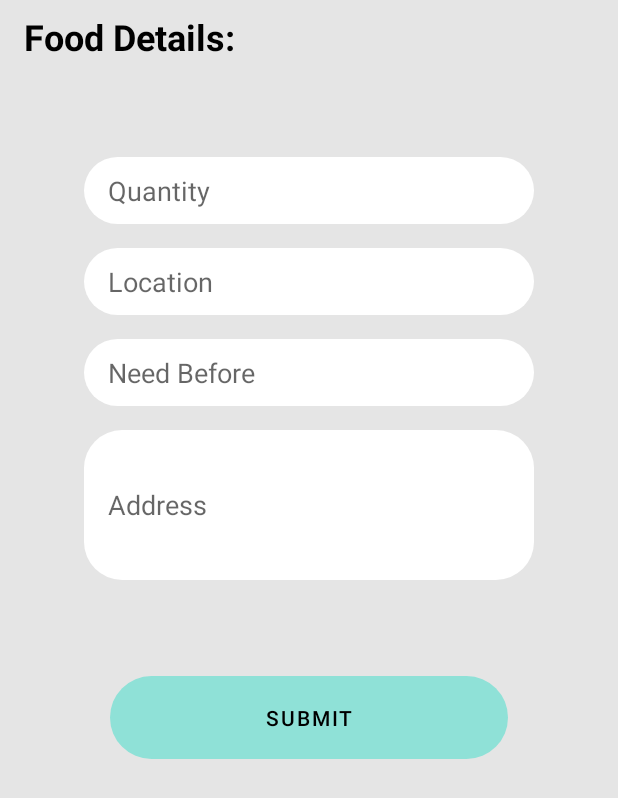
After one commit to addy0110/Foodonate, an Android app: the DonationRequestFragment screen opened through its navigation route, on a phone screen of 412 x 824 dp. The commit adds this screen. Shown: the top 798 px of the screen. Run offline under Robolectric (Android 15) with nearby library versions, the phone set to English and light mode, and no system bars; our stand-ins replace data binding.

Commit message:
Modified nav_graph.xml and fragments

```diff
--- /dev/null
+++ b/app/src/main/java/com/example/foodonate/DonationRequestFragment.kt
@@ -0,0 +1,59 @@
+package com.example.foodonate
+
+import android.os.Bundle
+import androidx.fragment.app.Fragment
+import android.view.LayoutInflater
+import android.view.View
+import android.view.ViewGroup
+
+// TODO: Rename parameter arguments, choose names that match
+// the fragment initialization parameters, e.g. ARG_ITEM_NUMBER
+private const val ARG_PARAM1 = "param1"
+private const val ARG_PARAM2 = "param2"
+
+/**
+ * A simple [Fragment] subclass.
+ * Use the [DonationRequestFragment.newInstance] factory method to
+ * create an instance of this fragment.
+ */
+class DonationRequestFragment : Fragment() {
+    // TODO: Rename and change types of parameters
+    private var param1: String? = null
+    private var param2: String? = null
+
+    override fun onCreate(savedInstanceState: Bundle?) {
+        super.onCreate(savedInstanceState)
+        arguments?.let {
+            param1 = it.getString(ARG_PARAM1)
+            param2 = it.getString(ARG_PARAM2)
+        }
+    }
+
+    override fun onCreateView(
+        inflater: LayoutInflater, container: ViewGroup?,
+        savedInstanceState: Bundle?
+    ): View? {
+        // Inflate the layout for this fragment
+        return inflater.inflate(R.layout.fragment_donation_request, container, false)
+    }
+
+    companion object {
+        /**
+         * Use this factory method to create a new instance of
+         * this fragment using the provided parameters.
+         *
+         * @param param1 Parameter 1.
+         * @param param2 Parameter 2.
+         * @return A new instance of fragment DonationRequestFragment.
+         */
+        // TODO: Rename and change types and number of parameters
+        @JvmStatic
+        fun newInstance(param1: String, param2: String) =
+            DonationRequestFragment().apply {
+                arguments = Bundle().apply {
+                    putString(ARG_PARAM1, param1)
+                    putString(ARG_PARAM2, param2)
+                }
+            }
+    }
+}
--- /dev/null
+++ b/app/src/main/res/layout/fragment_donation_request.xml
@@ -0,0 +1,88 @@
+<?xml version="1.0" encoding="utf-8"?>
+<layout
+    xmlns:app="http://schemas.android.com/apk/res-auto"
+    xmlns:tools="http://schemas.android.com/tools"
+    xmlns:android="http://schemas.android.com/apk/res/android">
+<androidx.constraintlayout.widget.ConstraintLayout
+    android:layout_width="match_parent"
+    android:layout_height="match_parent"
+    tools:context=".DonationRequestFragment"
+    android:background="@color/backgroundColour">
+
+    <TextView
+        android:id="@+id/tvFoodDetails"
+        android:layout_width="wrap_content"
+        android:layout_height="wrap_content"
+        android:text="Food Details:"
+        android:textColor="@color/black"
+        android:layout_marginTop="8dp"
+        android:textSize="24dp"
+        android:textStyle="bold"
+        android:layout_marginStart="16dp"
+        app:layout_constraintStart_toStartOf="parent"
+        app:layout_constraintTop_toTopOf="parent" />
+    <EditText
+        android:id="@+id/etQuantity"
+        android:layout_width="300dp"
+        android:layout_height="wrap_content"
+        android:layout_marginTop="64dp"
+        android:background="@drawable/edittext_rounded_corner"
+        android:hint="Quantity"
+        android:paddingHorizontal="16dp"
+        android:paddingVertical="10dp"
+        app:layout_constraintEnd_toEndOf="parent"
+        app:layout_constraintStart_toStartOf="parent"
+        app:layout_constraintTop_toBottomOf="@id/tvFoodDetails" />
+    <EditText
+        android:id="@+id/etLocation"
+        android:layout_width="300dp"
+        android:layout_height="wrap_content"
+        android:layout_marginTop="16dp"
+        android:background="@drawable/edittext_rounded_corner"
+        android:hint="Location"
+        android:inputType="phone"
+        android:paddingHorizontal="16dp"
+        android:paddingVertical="10dp"
+        app:layout_constraintEnd_toEndOf="parent"
+        app:layout_constraintStart_toStartOf="parent"
+        app:layout_constraintTop_toBottomOf="@id/etQuantity" />
+
+    <EditText
+        android:id="@+id/etNeedBefore"
+        android:layout_width="300dp"
+        android:layout_height="wrap_content"
+        android:layout_marginTop="16dp"
+        android:background="@drawable/edittext_rounded_corner"
+        android:hint="Need Before"
+        android:inputType="phone"
+        android:paddingHorizontal="16dp"
+        android:paddingVertical="10dp"
+        app:layout_constraintEnd_toEndOf="parent"
+        app:layout_constraintStart_toStartOf="parent"
+        app:layout_constraintTop_toBottomOf="@id/etLocation" />
+    <EditText
+        android:id="@+id/etDes"
+        android:layout_width="300dp"
+        android:layout_height="100dp"
+        android:layout_marginTop="16dp"
+        android:background="@drawable/edittext_rounded_corner"
+        android:hint="Address"
+        android:inputType="phone"
+        android:paddingHorizontal="16dp"
+        android:paddingVertical="10dp"
+        app:layout_constraintEnd_toEndOf="parent"
+        app:layout_constraintStart_toStartOf="parent"
+        app:layout_constraintTop_toBottomOf="@id/etNeedBefore" />
+    <Button
+        android:layout_marginTop="64dp"
+        android:id="@+id/btSubmit"
+        android:layout_width="wrap_content"
+        android:layout_height="wrap_content"
+        android:background="@drawable/ic_cycvector"
+        android:text="Submit"
+        android:textColor="@color/black"
+        app:layout_constraintEnd_toEndOf="parent"
+        app:layout_constraintStart_toStartOf="parent"
+        app:layout_constraintTop_toBottomOf="@id/etDes" />
+</androidx.constraintlayout.widget.ConstraintLayout>
+</layout>
--- a/app/src/main/res/navigation/nav_graph.xml
+++ b/app/src/main/res/navigation/nav_graph.xml
@@ -112,4 +112,14 @@
         android:label="fragment_about"
         tools:layout="@layout/fragment_about" >
     </fragment>
+    <fragment
+        android:id="@+id/makeDonationFragment"
+        android:name="com.example.foodonate.MakeDonationFragment"
+        android:label="fragment_make_donation"
+        tools:layout="@layout/fragment_make_donation" />
+    <fragment
+        android:id="@+id/donationRequestFragment"
+        android:name="com.example.foodonate.DonationRequestFragment"
+        android:label="fragment_donation_request"
+        tools:layout="@layout/fragment_donation_request" />
 </navigation>
```
Also changed, not shown: app/src/main/java/com/example/foodonate/MakeDonationFragment.kt (added, +59 -0 lines), app/src/main/res/layout/fragment_make_donation.xml (added, +134 -0 lines).
